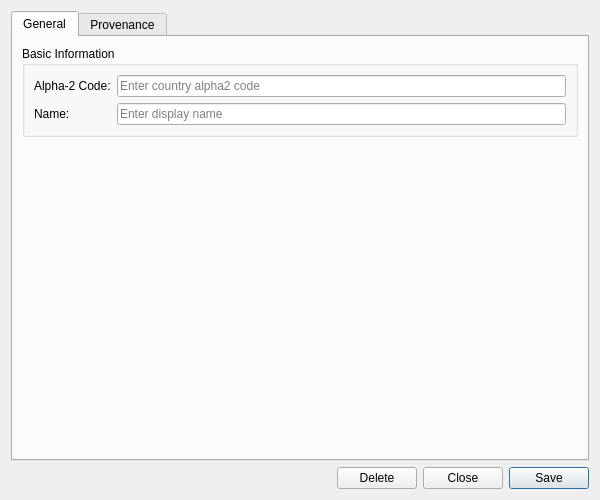
This is projects/ores.qt/refdata/ui/CountryDetailDialog.ui in OreStudio/OreStudio as Qt 5 draws it before an edit. The edited form follows.
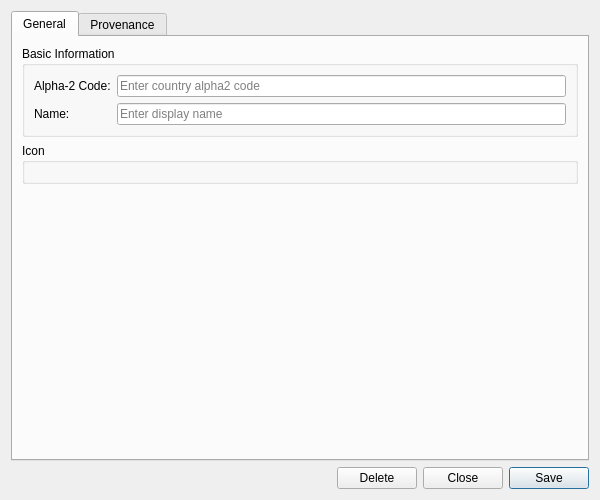
This is the edited form. Custom widgets are drawn as their Qt base class.

Commit message: [ores.qt,refdata] Enable country flag + change-reason; regenerate Qt; wire plugin

Patch:
```diff
--- a/projects/ores.qt/refdata/ui/CountryDetailDialog.ui
+++ b/projects/ores.qt/refdata/ui/CountryDetailDialog.ui
@@ -69,6 +69,14 @@
          </layout>
         </widget>
        </item>
+       <item>
+        <widget class="QGroupBox" name="flagGroup">
+         <property name="title">
+          <string>Icon</string>
+         </property>
+         <layout class="QVBoxLayout" name="flagGroupLayout"/>
+        </widget>
+       </item>
        <item>
         <spacer name="verticalSpacer">
          <property name="orientation">
```
The commit also changes 10 other files.
